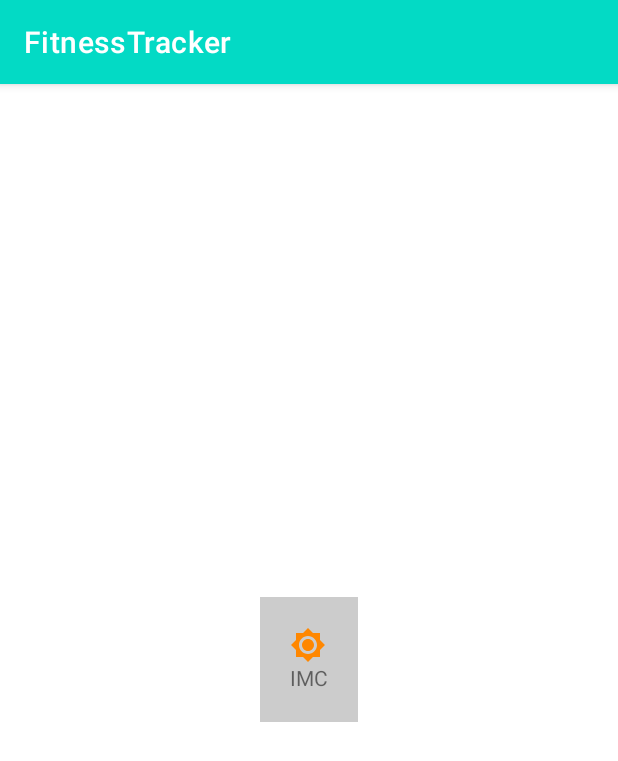
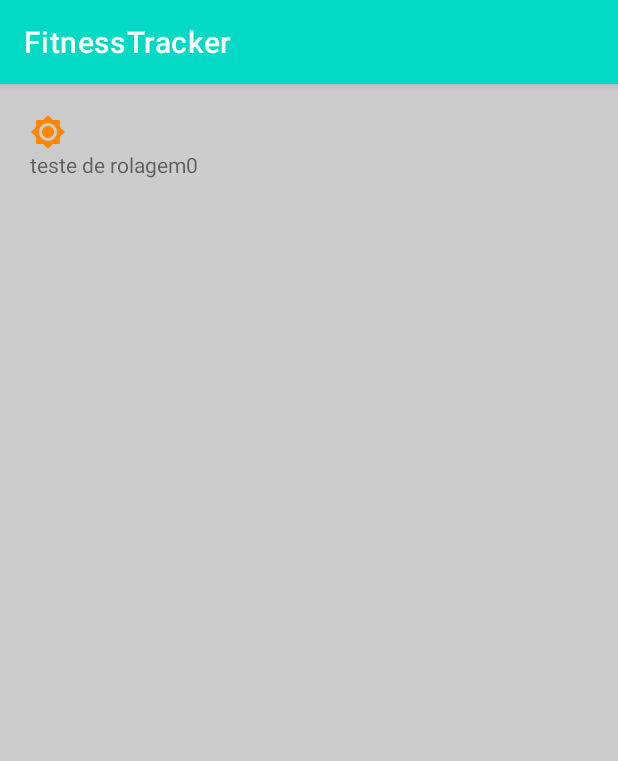
Before and after one commit to derek-alves/android-native, an Android app: the screen it shows after launch (MainActivity), on a phone screen of 412 x 824 dp. Shown: the top 761 px of the screen. Run offline under Robolectric (Android 15) with nearby library versions, the phone set to English and light mode, and no system bars.

Commit message:
RecycleView study

```diff
--- a/FitnessTracker/app/src/main/java/com/derek/fitnesstracker/MainActivity.java
+++ b/FitnessTracker/app/src/main/java/com/derek/fitnesstracker/MainActivity.java
@@ -1,27 +1,81 @@
 package com.derek.fitnesstracker;
 
+import androidx.annotation.NonNull;
 import androidx.appcompat.app.AppCompatActivity;
+import androidx.recyclerview.widget.LinearLayoutManager;
+import androidx.recyclerview.widget.RecyclerView;
 
 import android.content.Intent;
 import android.os.Bundle;
 import android.view.View;
+import android.view.ViewGroup;
+import android.widget.TextView;
 
 public class MainActivity extends AppCompatActivity {
 
-    private View btnImc;
+//    private View btnImc;
+    private RecyclerView rvMain;
 
     @Override
     protected void onCreate(Bundle savedInstanceState) {
         super.onCreate(savedInstanceState);
         setContentView(R.layout.activity_main);
 
-        btnImc = findViewById(R.id.btn_imc);
-        btnImc.setOnClickListener(new View.OnClickListener() {
-            @Override
-            public void onClick(View v) {
-                Intent intent =  new Intent(MainActivity.this,imcActivity.class);
-                startActivity(intent);
-            }
-        });
+        rvMain = findViewById(R.id.main_rv);
+
+
+        //1-> Definir o comportamento de exibição do layout
+            //mosaic
+            //grid
+            // linear (horizontal | vertical)
+        rvMain.setLayoutManager(new LinearLayoutManager(this));
+
+        MainAdapter adapter = new MainAdapter();
+        rvMain.setAdapter(adapter);
+
+
+
+//        btnImc = findViewById(R.id.btn_imc);
+//        btnImc.setOnClickListener(new View.OnClickListener() {
+//            @Override
+//            public void onClick(View v) {
+//                Intent intent =  new Intent(MainActivity.this,imcActivity.class);
+//                startActivity(intent);
+//            }
+//        });
+    }
+
+    private class MainAdapter extends RecyclerView.Adapter<MainViewHolder>{
+
+        @NonNull
+        @Override
+        public MainViewHolder onCreateViewHolder(@NonNull ViewGroup parent, int viewType) {
+            return new MainViewHolder(getLayoutInflater().inflate(R.layout.main_item,parent,false));
+        }
+
+        @Override
+        public void onBindViewHolder(@NonNull MainViewHolder holder, int position) {
+            holder.bind(position);
+        }
+
+        @Override
+        public int getItemCount() {
+            return 15;
+        }
+    }
+
+
+    //Acesso direto aos componetes que estão sendo exibidos dentro da recyclerView
+    private class MainViewHolder extends RecyclerView.ViewHolder{
+
+        public MainViewHolder(@NonNull View itemView) {
+            super(itemView);
+
+        }
+
+        public void bind(int position){
+            TextView textTest = itemView.findViewById(R.id.textview_test);
+            textTest.setText("teste de rolagem" + position);
+        }
     }
 }
--- a/FitnessTracker/app/src/main/java/com/derek/fitnesstracker/imcActivity.java
+++ b/FitnessTracker/app/src/main/java/com/derek/fitnesstracker/imcActivity.java
@@ -1,11 +1,16 @@
 package com.derek.fitnesstracker;
 
 import androidx.annotation.StringRes;
+import androidx.appcompat.app.AlertDialog;
 import androidx.appcompat.app.AppCompatActivity;
 
+import android.content.Context;
+import android.content.DialogInterface;
 import android.os.Bundle;
 import android.util.Log;
 import android.view.View;
+import android.view.inputmethod.InputMethod;
+import android.view.inputmethod.InputMethodManager;
 import android.widget.Button;
 import android.widget.EditText;
 import android.widget.Toast;
@@ -25,9 +30,7 @@ public class imcActivity extends AppCompatActivity {
 
         Button btnSend = findViewById(R.id.btn_imc_send);
 
-        btnSend.setOnClickListener(new View.OnClickListener() {
-            @Override
-            public void onClick(View v) {
+        btnSend.setOnClickListener(view -> {
             if(!validate()){
                 Toast.makeText(imcActivity.this,R.string.fields_message,Toast.LENGTH_LONG).show();
                 return;
@@ -41,8 +44,17 @@ public class imcActivity extends AppCompatActivity {
 
             int imcResponseId = imcResponse(result);
 
-                Toast.makeText(imcActivity.this,imcResponseId,Toast.LENGTH_SHORT).show();
-            }
+//                Toast.makeText(imcActivity.this,imcResponseId,Toast.LENGTH_SHORT).show();
+            AlertDialog dialog = new AlertDialog.Builder(imcActivity.this)
+                    .setTitle(getString(R.string.imc_response,result))
+                    .setMessage(imcResponseId)
+                    .setPositiveButton(android.R.string.ok, (dialog1, which) -> { }).create();
+
+            dialog.show();
+
+            InputMethodManager imm = (InputMethodManager)getSystemService(Context.INPUT_METHOD_SERVICE);
+            imm.hideSoftInputFromWindow(editHeight.getWindowToken(),0);
+            imm.hideSoftInputFromWindow(editWeight.getWindowToken(),0);
         });
     }
 
--- a/FitnessTracker/app/src/main/res/layout/activity_main.xml
+++ b/FitnessTracker/app/src/main/res/layout/activity_main.xml
@@ -8,25 +8,11 @@
     android:gravity="center"
     tools:context=".MainActivity">
 
-   <LinearLayout
-       android:id="@+id/btn_imc"
-       android:layout_width="wrap_content"
-       android:layout_height="wrap_content"
-       android:orientation="vertical"
-       android:padding="20dp"
-       android:background="@color/colorLightGray"
-       >
 
-   <ImageView
-       android:src="@drawable/ic_sharp_brightness_high_24"
-       android:layout_width="wrap_content"
-       android:layout_height="wrap_content"
-       />
-   <TextView
-       android:layout_width="wrap_content"
-       android:layout_height="wrap_content"
-       android:text="@string/label_imc"/>
-
-   </LinearLayout>
-
+    <androidx.recyclerview.widget.RecyclerView
+        android:id="@+id/main_rv"
+        android:layout_width="match_parent"
+        android:layout_height="match_parent"
+        tools:listitem="@layout/main_item"
+        />
 </LinearLayout>
--- /dev/null
+++ b/FitnessTracker/app/src/main/res/layout/main_item.xml
@@ -0,0 +1,22 @@
+<?xml version="1.0" encoding="utf-8"?>
+<LinearLayout xmlns:android="http://schemas.android.com/apk/res/android"
+    android:id="@+id/btn_imc"
+    android:layout_width="match_parent"
+    android:layout_height="match_parent"
+    android:background="@color/colorLightGray"
+    android:orientation="vertical"
+    android:padding="20dp">
+
+    <ImageView
+        android:layout_width="wrap_content"
+        android:layout_height="wrap_content"
+        android:src="@drawable/ic_sharp_brightness_high_24" />
+
+    <TextView
+        android:id="@+id/textview_test"
+        android:layout_width="wrap_content"
+        android:layout_height="wrap_content"
+        android:text="@string/label_imc" />
+
+
+</LinearLayout>
```
Lines whose indentation alone changed are shown as unchanged.
